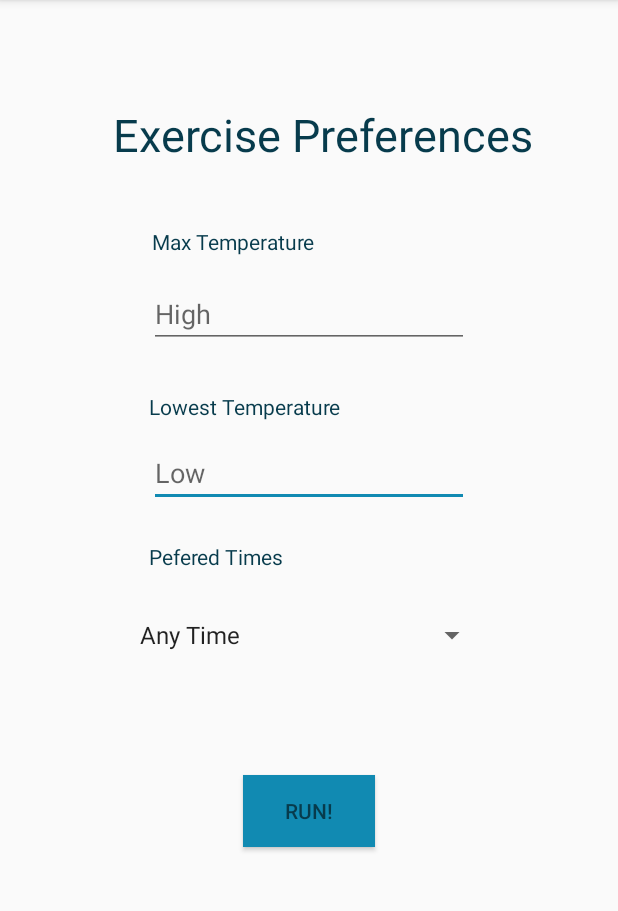
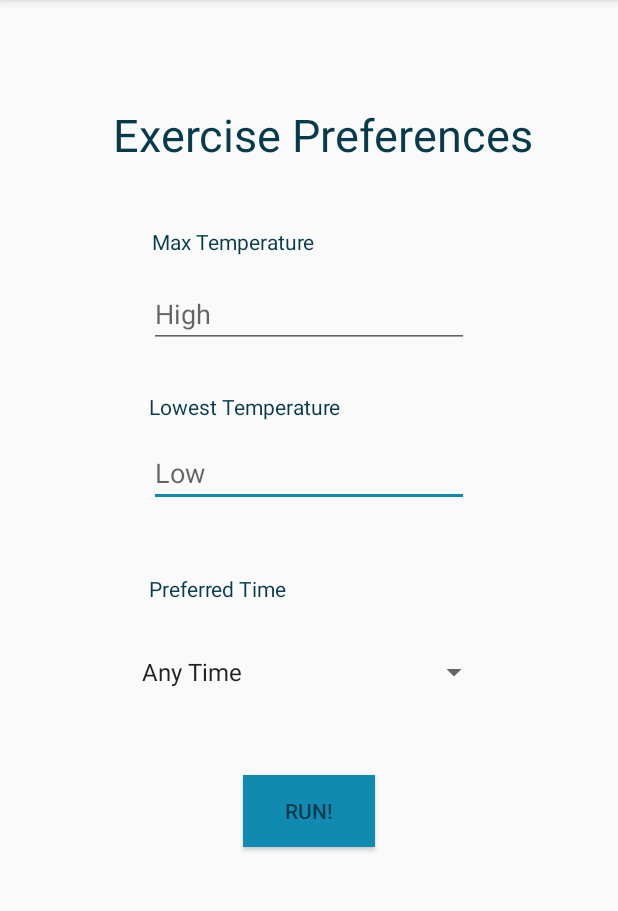
Before and after one commit to evanchang2399/HackTheNortheast, an Android app: the screen it shows after launch (HomeActivity), on a phone screen of 412 x 824 dp, the part 84-995 px from its top. Run offline under Robolectric (Android 15) with nearby library versions, the phone set to English and light mode, and no system bars.

Commit message:
formatting works on Evan's laptop

```diff
--- a/app/src/main/res/layout/activity_main.xml
+++ b/app/src/main/res/layout/activity_main.xml
@@ -87,17 +87,17 @@
         <TextView
             android:id="@+id/textView6"
             android:layout_width="wrap_content"
-            android:layout_height="wrap_content"
+            android:layout_height="35dp"
             android:layout_marginStart="99dp"
             android:layout_marginEnd="200dp"
-            android:text="@string/pefered_time"
+            android:text="Preferred Time"
             android:textColor="@color/colorGradient5"
             app:layout_constraintBottom_toBottomOf="parent"
             app:layout_constraintEnd_toEndOf="parent"
             app:layout_constraintHorizontal_bias="0.0"
             app:layout_constraintStart_toStartOf="parent"
             app:layout_constraintTop_toTopOf="parent"
-            app:layout_constraintVertical_bias="0.483" />
+            app:layout_constraintVertical_bias="0.522" />
 
         <TextView
             android:id="@+id/textView3"
@@ -125,9 +125,9 @@
             android:textColor="@color/colorGradient5"
             app:layout_constraintBottom_toBottomOf="parent"
             app:layout_constraintEnd_toEndOf="parent"
-            app:layout_constraintHorizontal_bias="0.498"
+            app:layout_constraintHorizontal_bias="0.504"
             app:layout_constraintStart_toStartOf="parent"
             app:layout_constraintTop_toTopOf="parent"
-            app:layout_constraintVertical_bias="0.944" />
+            app:layout_constraintVertical_bias="1.0" />
     </androidx.constraintlayout.widget.ConstraintLayout>
 </androidx.coordinatorlayout.widget.CoordinatorLayout>
```
